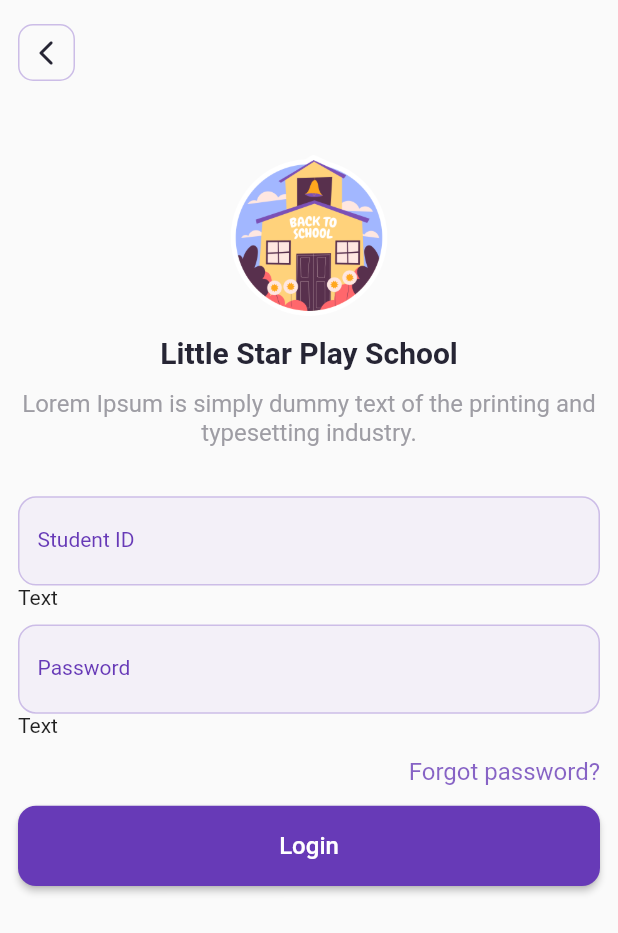
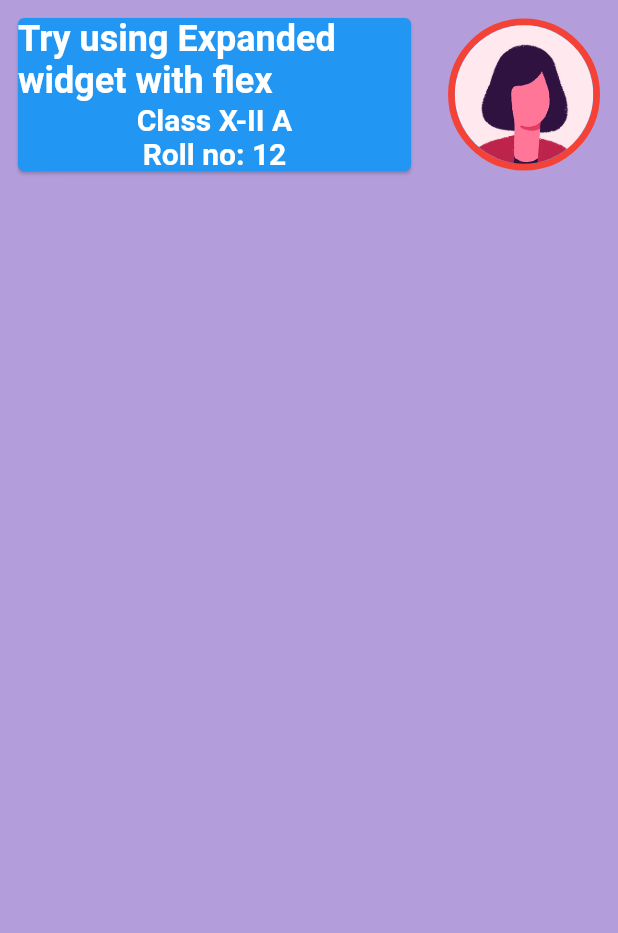
Before and after one commit to SubashXess/School-App-V1, a Flutter app: the screen it shows after launch, on a phone screen of 412 x 824 dp. Shown: the top 933 px of the screen. Run offline on Flutter 3.47's test engine with Material 2 defaults, Android fonts, the phone set to English and light mode, and no system bars; Roboto replaces fonts that are missing (SF Pro Display).

Commit message:
dashboard-v1

```diff
--- /dev/null
+++ b/lib/Screens/dashboard_page.dart
@@ -0,0 +1,153 @@
+import 'package:flutter/material.dart';
+
+class DashboardPage extends StatefulWidget {
+  const DashboardPage({Key? key}) : super(key: key);
+
+  @override
+  State<DashboardPage> createState() => _DashboardPageState();
+}
+
+class _DashboardPageState extends State<DashboardPage> {
+  @override
+  Widget build(BuildContext context) {
+    Size size = MediaQuery.of(context).size;
+    return Scaffold(
+      body: Container(
+        width: double.infinity,
+        height: size.height,
+        color: Colors.deepPurple[200],
+        child: SafeArea(
+          child: Padding(
+            padding: const EdgeInsets.all(12.0),
+            child: Column(
+              children: [
+                // Container(
+                //   width: size.width,
+                //   color: Colors.blue[200],
+                //   child: Row(
+                //     crossAxisAlignment: CrossAxisAlignment.center,
+                //     mainAxisAlignment: MainAxisAlignment.spaceBetween,
+                //     children: const [
+                // Container(
+                //   color: Colors.amber[200],
+                //   child: Column(
+                //     crossAxisAlignment: CrossAxisAlignment.start,
+                //     children: [
+                //       // Text(
+                //       //   "Try using Expanded widget with flex",
+                //       //   style: TextStyle(
+                //       //     fontSize: 24.0,
+                //       //     fontWeight: FontWeight.w600,
+                //       //     color: Colors.white,
+                //       //   ),
+                //       // ),
+                //       // Text(
+                //       //   "Class X-II A",
+                //       //   style: TextStyle(
+                //       //     fontSize: 20.0,
+                //       //     fontWeight: FontWeight.w600,
+                //       //     color: Colors.white,
+                //       //   ),
+                //       // ),
+                //       // Text(
+                //       //   "Roll no: 12",
+                //       //   style: TextStyle(
+                //       //     fontSize: 20.0,
+                //       //     fontWeight: FontWeight.w600,
+                //       //     color: Colors.white,
+                //       //   ),
+                //       // ),
+                //     ],
+                //   ),
+                // ),
+                // Container(
+                //   width: size.width * 0.26,
+                //   height: size.height * 0.12,
+                //   color: Colors.blue,
+                //   child: Container(
+                //     height: size.height * 0.12,
+                //     width: size.width * 0.24,
+                //     clipBehavior: Clip.hardEdge,
+                //     decoration: BoxDecoration(
+                //       color: Colors.red,
+                //       shape: BoxShape.circle,
+                //       border: Border.all(width: 2.5, color: Colors.red),
+                //       // image: DecorationImage(
+                //       //   image: AssetImage('assets/images/profile-1.jpg'),
+                //       //   fit: BoxFit.cover,
+                //       // ),
+                //     ),
+                //     // child: Image.asset(
+                //     //   'assets/images/profile-1.jpg',
+                //     //   fit: BoxFit.cover,
+                //     // ),
+                //   ),
+                // ),
+                //     ],
+                //   ),
+                // ),
+                Container(
+                  width: double.infinity,
+                  child: Row(
+                    children: [
+                      Expanded(
+                        flex: 2,
+                        child: Card(
+                          color: Colors.blue,
+                          margin: EdgeInsets.zero,
+                          child: Column(
+                            children: [
+                              Text(
+                                "Try using Expanded widget with flex",
+                                style: TextStyle(
+                                  fontSize: 24.0,
+                                  fontWeight: FontWeight.w600,
+                                  color: Colors.white,
+                                ),
+                              ),
+                              Text(
+                                "Class X-II A",
+                                style: TextStyle(
+                                  fontSize: 20.0,
+                                  fontWeight: FontWeight.w600,
+                                  color: Colors.white,
+                                ),
+                              ),
+                              Text(
+                                "Roll no: 12",
+                                style: TextStyle(
+                                  fontSize: 20.0,
+                                  fontWeight: FontWeight.w600,
+                                  color: Colors.white,
+                                ),
+                              ),
+                            ],
+                          ),
+                        ),
+                      ),
+                      SizedBox(width: size.width * 0.06),
+                      Container(
+                        margin: EdgeInsets.zero,
+                        clipBehavior: Clip.hardEdge,
+                        decoration: BoxDecoration(
+                          border: Border.all(width: 4.5, color: Colors.red),
+                          shape: BoxShape.circle,
+                        ),
+                        child: CircleAvatar(
+                          radius: size.height * 0.056,
+                          backgroundColor: Colors.blue,
+                          backgroundImage:
+                              const AssetImage('assets/images/profile-1.jpg'),
+                        ),
+                      ),
+                    ],
+                  ),
+                ),
+              ],
+            ),
+          ),
+        ),
+      ),
+    );
+  }
+}
--- a/lib/Widgets/textformfield_widget.dart
+++ b/lib/Widgets/textformfield_widget.dart
@@ -10,50 +10,78 @@ class TextFormFieldWidget extends StatelessWidget {
   final Color? borderColor;
   final Function(String?)? onChanged;
   final String? Function(String?)? validator;
+  final AutovalidateMode? autovalidateMode;
+  final Widget? suffixIcon;
   const TextFormFieldWidget({
     Key? key,
     required this.controller,
     this.obscureText = false,
     required this.label,
-    this.labelColor = kSecondaryColor,
-    this.bgColor = kPrimaryLightColor,
-    this.borderColor = kPrimaryLightColor,
+    this.labelColor,
+    this.bgColor,
+    this.borderColor,
     this.onChanged,
     this.validator,
+    this.autovalidateMode,
+    this.suffixIcon,
   }) : super(key: key);
 
   @override
   Widget build(BuildContext context) {
-    return Column(
-      crossAxisAlignment: CrossAxisAlignment.start,
-      children: [
-        Container(
+    return SizedBox(
       width: double.infinity,
-          padding: const EdgeInsets.symmetric(horizontal: 12.0),
-          decoration: BoxDecoration(
-            color: bgColor,
-            border: Border.all(color: borderColor!, width: 1.0),
-            borderRadius: BorderRadius.circular(12.0),
-          ),
       child: TextFormField(
         controller: controller,
         obscureText: obscureText!,
+        maxLines: 1,
+        autovalidateMode: autovalidateMode,
         decoration: InputDecoration(
-              labelText: label,
-              labelStyle: TextStyle(
-                color: labelColor,
-                fontSize: 14.0,
+          hintText: label,
+          hintStyle: TextStyle(color: labelColor, fontSize: 15.0),
+          filled: true,
+          fillColor: bgColor,
+          contentPadding: const EdgeInsets.symmetric(horizontal: 12.0),
+          errorBorder: OutlineInputBorder(
+            borderRadius: BorderRadius.circular(12.0),
+            borderSide: BorderSide(
+              color: Colors.red[200]!,
+              width: 1.0,
             ),
-              errorStyle: TextStyle(color: Colors.green),
-              border: InputBorder.none,
+          ),
+          focusedErrorBorder: OutlineInputBorder(
+            borderRadius: BorderRadius.circular(12.0),
+            borderSide: BorderSide(
+              color: Colors.red[200]!,
+              width: 1.0,
+            ),
+          ),
+          focusedBorder: OutlineInputBorder(
+            borderRadius: BorderRadius.circular(12.0),
+            borderSide: const BorderSide(
+              color: kPrimaryLightColor,
+              width: 1.0,
+            ),
+          ),
+          enabledBorder: OutlineInputBorder(
+            borderRadius: BorderRadius.circular(12.0),
+            borderSide: BorderSide(
+              color: borderColor!,
+              width: 1.0,
+            ),
+          ),
+          border: OutlineInputBorder(
+            borderRadius: BorderRadius.circular(12.0),
+            borderSide: const BorderSide(
+              color: kPrimaryUltraLightColor,
+              width: 1.0,
+            ),
+          ),
           floatingLabelStyle: const TextStyle(color: kPrimaryColor),
+          suffixIcon: suffixIcon,
         ),
         validator: validator,
         onChanged: onChanged,
       ),
-        ),
-        const Text("Text"),
-      ],
     );
   }
 }
--- a/lib/main.dart
+++ b/lib/main.dart
@@ -1,4 +1,5 @@
 import 'package:flutter/material.dart';
+import 'package:school_app/Screens/dashboard_page.dart';
 import 'package:school_app/Screens/loginpage.dart';
 import 'package:school_app/Screens/school_id_login.dart';
 import 'package:school_app/Screens/start_page.dart';
@@ -19,10 +20,11 @@ class MyApp extends StatelessWidget {
         primarySwatch: Colors.deepPurple,
         fontFamily: 'SF Pro Display',
       ),
-      home: const LoginPage(),
+      home: const DashboardPage(),
       routes: {
         '/school_id_page': (context) => const SchoolIDPage(),
         '/login_page': (context) => const LoginPage(),
+        'dashboard_page': (context) => const DashboardPage(),
       },
     );
   }
```
Also changed, not shown: lib/Screens/loginpage.dart (+51 -10 lines), lib/Screens/school_id_login.dart (+44 -11 lines), lib/Validators/textformfield_validation.dart (+10 -0 lines), assets/images/profile-1.jpg (added). Lines whose indentation alone changed are shown as unchanged.
